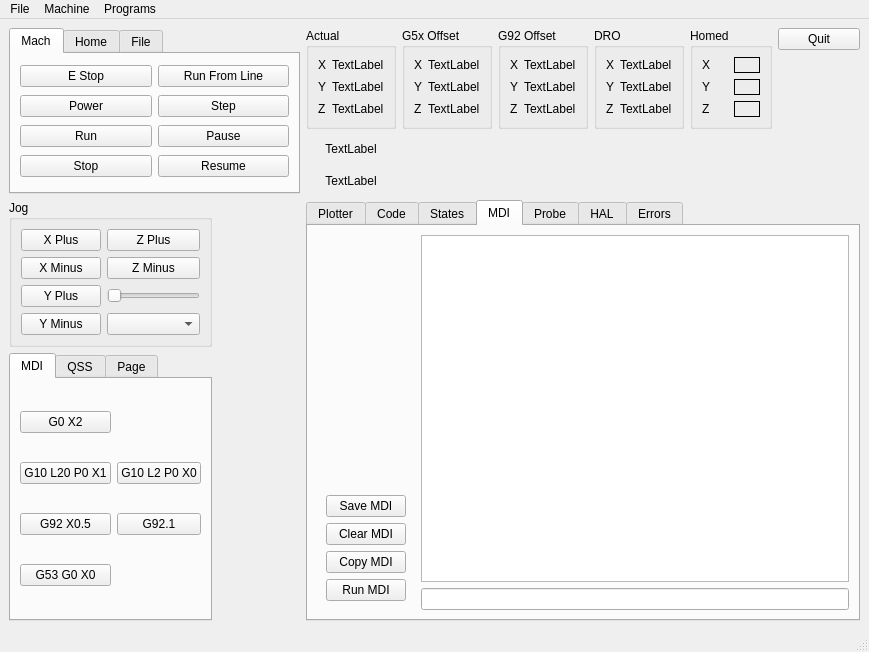
This is examples/testgui/test.ui in jethornton/flexgui as Qt 5 draws it before an edit. The edited form follows.
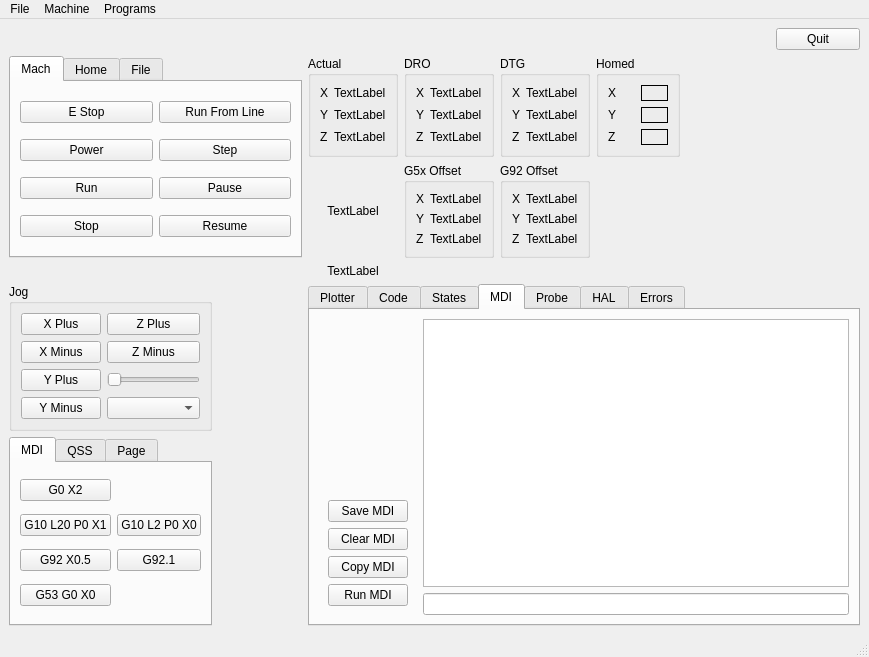
This is the edited form.

Commit message: update testgui example with dtg labels

Diff of the .ui file:
```diff
--- a/examples/testgui/test.ui
+++ b/examples/testgui/test.ui
@@ -986,57 +986,6 @@
       </widget>
      </widget>
     </item>
-    <item row="0" column="3" rowspan="2">
-     <widget class="QGroupBox" name="groupBox_2">
-      <property name="title">
-       <string>Actual</string>
-      </property>
-      <layout class="QGridLayout" name="gridLayout_3">
-       <item row="0" column="0">
-        <widget class="QLabel" name="label_4">
-         <property name="text">
-          <string>X</string>
-         </property>
-        </widget>
-       </item>
-       <item row="0" column="1">
-        <widget class="QLabel" name="actual_lb_x">
-         <property name="text">
-          <string>TextLabel</string>
-         </property>
-        </widget>
-       </item>
-       <item row="1" column="0">
-        <widget class="QLabel" name="label_5">
-         <property name="text">
-          <string>Y</string>
-         </property>
-        </widget>
-       </item>
-       <item row="1" column="1">
-        <widget class="QLabel" name="actual_lb_y">
-         <property name="text">
-          <string>TextLabel</string>
-         </property>
-        </widget>
-       </item>
-       <item row="2" column="0">
-        <widget class="QLabel" name="label_6">
-         <property name="text">
-          <string>Z</string>
-         </property>
-        </widget>
-       </item>
-       <item row="2" column="1">
-        <widget class="QLabel" name="actual_lb_z">
-         <property name="text">
-          <string>TextLabel</string>
-         </property>
-        </widget>
-       </item>
-      </layout>
-     </widget>
-    </item>
     <item row="2" column="3">
      <widget class="QLabel" name="file_lb">
       <property name="text">
@@ -1047,57 +996,6 @@
       </property>
      </widget>
     </item>
-    <item row="0" column="5" rowspan="2">
-     <widget class="QGroupBox" name="groupBox_4">
-      <property name="title">
-       <string>G92 Offset</string>
-      </property>
-      <layout class="QGridLayout" name="gridLayout_5">
-       <item row="0" column="0">
-        <widget class="QLabel" name="label_11">
-         <property name="text">
-          <string>X</string>
-         </property>
-        </widget>
-       </item>
-       <item row="0" column="1">
-        <widget class="QLabel" name="g92_lb_x">
-         <property name="text">
-          <string>TextLabel</string>
-         </property>
-        </widget>
-       </item>
-       <item row="1" column="0">
-        <widget class="QLabel" name="label_12">
-         <property name="text">
-          <string>Y</string>
-         </property>
-        </widget>
-       </item>
-       <item row="1" column="1">
-        <widget class="QLabel" name="g92_lb_y">
-         <property name="text">
-          <string>TextLabel</string>
-         </property>
-        </widget>
-       </item>
-       <item row="2" column="0">
-        <widget class="QLabel" name="label_10">
-         <property name="text">
-          <string>Z</string>
-         </property>
-        </widget>
-       </item>
-       <item row="2" column="1">
-        <widget class="QLabel" name="g92_lb_z">
-         <property name="text">
-          <string>TextLabel</string>
-         </property>
-        </widget>
-       </item>
-      </layout>
-     </widget>
-    </item>
     <item row="5" column="0" colspan="2">
      <widget class="QTabWidget" name="tabWidget_5">
       <property name="currentIndex">
@@ -1267,177 +1165,6 @@
       </widget>
      </widget>
     </item>
-    <item row="0" column="7" rowspan="2">
-     <widget class="QGroupBox" name="groupBox_8">
-      <property name="title">
-       <string>Homed</string>
-      </property>
-      <layout class="QGridLayout" name="gridLayout_22">
-       <item row="1" column="3">
-        <widget class="QLabel" name="home_lb_1">
-         <property name="frameShape">
-          <enum>QFrame::Box</enum>
-         </property>
-         <property name="text">
-          <string/>
-         </property>
-         <property name="alignment">
-          <set>Qt::AlignCenter</set>
-         </property>
-        </widget>
-       </item>
-       <item row="4" column="3">
-        <widget class="QLabel" name="home_lb_2">
-         <property name="frameShape">
-          <enum>QFrame::Box</enum>
-         </property>
-         <property name="text">
-          <string/>
-         </property>
-         <property name="alignment">
-          <set>Qt::AlignCenter</set>
-         </property>
-        </widget>
-       </item>
-       <item row="0" column="3">
-        <widget class="QLabel" name="home_lb_0">
-         <property name="frameShape">
-          <enum>QFrame::Box</enum>
-         </property>
-         <property name="text">
-          <string/>
-         </property>
-         <property name="alignment">
-          <set>Qt::AlignCenter</set>
-         </property>
-        </widget>
-       </item>
-       <item row="1" column="2">
-        <widget class="QLabel" name="label_29">
-         <property name="text">
-          <string>Y</string>
-         </property>
-        </widget>
-       </item>
-       <item row="0" column="2">
-        <widget class="QLabel" name="label_30">
-         <property name="text">
-          <string>X</string>
-         </property>
-        </widget>
-       </item>
-       <item row="4" column="2">
-        <widget class="QLabel" name="label_32">
-         <property name="text">
-          <string>Z</string>
-         </property>
-        </widget>
-       </item>
-      </layout>
-     </widget>
-    </item>
-    <item row="0" column="4" rowspan="2">
-     <widget class="QGroupBox" name="groupBox_3">
-      <property name="title">
-       <string>G5x Offset</string>
-      </property>
-      <layout class="QGridLayout" name="gridLayout_4">
-       <item row="0" column="0">
-        <widget class="QLabel" name="label_7">
-         <property name="text">
-          <string>X</string>
-         </property>
-        </widget>
-       </item>
-       <item row="0" column="1">
-        <widget class="QLabel" name="g5x_lb_x">
-         <property name="text">
-          <string>TextLabel</string>
-         </property>
-        </widget>
-       </item>
-       <item row="1" column="0">
-        <widget class="QLabel" name="label_8">
-         <property name="text">
-          <string>Y</string>
-         </property>
-        </widget>
-       </item>
-       <item row="1" column="1">
-        <widget class="QLabel" name="g5x_lb_y">
-         <property name="text">
-          <string>TextLabel</string>
-         </property>
-        </widget>
-       </item>
-       <item row="2" column="0">
-        <widget class="QLabel" name="label_9">
-         <property name="text">
-          <string>Z</string>
-         </property>
-        </widget>
-       </item>
-       <item row="2" column="1">
-        <widget class="QLabel" name="g5x_lb_z">
-         <property name="text">
-          <string>TextLabel</string>
-         </property>
-        </widget>
-       </item>
-      </layout>
-     </widget>
-    </item>
-    <item row="0" column="6" rowspan="2">
-     <widget class="QGroupBox" name="groupBox">
-      <property name="title">
-       <string>DRO</string>
-      </property>
-      <layout class="QGridLayout" name="gridLayout_2">
-       <item row="2" column="0">
-        <widget class="QLabel" name="label_3">
-         <property name="text">
-          <string>Z</string>
-         </property>
-        </widget>
-       </item>
-       <item row="1" column="0">
-        <widget class="QLabel" name="label_2">
-         <property name="text">
-          <string>Y</string>
-         </property>
-        </widget>
-       </item>
-       <item row="0" column="0">
-        <widget class="QLabel" name="label">
-         <property name="text">
-          <string>X</string>
-         </property>
-        </widget>
-       </item>
-       <item row="0" column="1">
-        <widget class="QLabel" name="dro_lb_x">
-         <property name="text">
-          <string>TextLabel</string>
-         </property>
-        </widget>
-       </item>
-       <item row="1" column="1">
-        <widget class="QLabel" name="dro_lb_y">
-         <property name="text">
-          <string>TextLabel</string>
-         </property>
-        </widget>
-       </item>
-       <item row="2" column="1">
-        <widget class="QLabel" name="dro_lb_z">
-         <property name="text">
-          <string>TextLabel</string>
-         </property>
-        </widget>
-       </item>
-      </layout>
-     </widget>
-    </item>
     <item row="4" column="0" colspan="2">
      <widget class="QGroupBox" name="groupBox_7">
       <property name="title">
@@ -1516,7 +1243,331 @@
       </property>
      </widget>
     </item>
-    <item row="0" column="0" rowspan="4" colspan="3">
+    <item row="2" column="4">
+     <widget class="QGroupBox" name="groupBox_3">
+      <property name="title">
+       <string>G5x Offset</string>
+      </property>
+      <layout class="QGridLayout" name="gridLayout_4">
+       <item row="0" column="0">
+        <widget class="QLabel" name="label_7">
+         <property name="text">
+          <string>X</string>
+         </property>
+        </widget>
+       </item>
+       <item row="0" column="1">
+        <widget class="QLabel" name="g5x_lb_x">
+         <property name="text">
+          <string>TextLabel</string>
+         </property>
+        </widget>
+       </item>
+       <item row="1" column="0">
+        <widget class="QLabel" name="label_8">
+         <property name="text">
+          <string>Y</string>
+         </property>
+        </widget>
+       </item>
+       <item row="1" column="1">
+        <widget class="QLabel" name="g5x_lb_y">
+         <property name="text">
+          <string>TextLabel</string>
+         </property>
+        </widget>
+       </item>
+       <item row="2" column="0">
+        <widget class="QLabel" name="label_9">
+         <property name="text">
+          <string>Z</string>
+         </property>
+        </widget>
+       </item>
+       <item row="2" column="1">
+        <widget class="QLabel" name="g5x_lb_z">
+         <property name="text">
+          <string>TextLabel</string>
+         </property>
+        </widget>
+       </item>
+      </layout>
+     </widget>
+    </item>
+    <item row="2" column="5">
+     <widget class="QGroupBox" name="groupBox_4">
+      <property name="title">
+       <string>G92 Offset</string>
+      </property>
+      <layout class="QGridLayout" name="gridLayout_5">
+       <item row="0" column="0">
+        <widget class="QLabel" name="label_11">
+         <property name="text">
+          <string>X</string>
+         </property>
+        </widget>
+       </item>
+       <item row="0" column="1">
+        <widget class="QLabel" name="g92_lb_x">
+         <property name="text">
+          <string>TextLabel</string>
+         </property>
+        </widget>
+       </item>
+       <item row="1" column="0">
+        <widget class="QLabel" name="label_12">
+         <property name="text">
+          <string>Y</string>
+         </property>
+        </widget>
+       </item>
+       <item row="1" column="1">
+        <widget class="QLabel" name="g92_lb_y">
+         <property name="text">
+          <string>TextLabel</string>
+         </property>
+        </widget>
+       </item>
+       <item row="2" column="0">
+        <widget class="QLabel" name="label_10">
+         <property name="text">
+          <string>Z</string>
+         </property>
+        </widget>
+       </item>
+       <item row="2" column="1">
+        <widget class="QLabel" name="g92_lb_z">
+         <property name="text">
+          <string>TextLabel</string>
+         </property>
+        </widget>
+       </item>
+      </layout>
+     </widget>
+    </item>
+    <item row="1" column="5">
+     <widget class="QGroupBox" name="groupBox_9">
+      <property name="title">
+       <string>DTG</string>
+      </property>
+      <layout class="QGridLayout" name="gridLayout_23">
+       <item row="0" column="0">
+        <widget class="QLabel" name="label_31">
+         <property name="text">
+          <string>X</string>
+         </property>
+        </widget>
+       </item>
+       <item row="0" column="1">
+        <widget class="QLabel" name="dtg_lb_x">
+         <property name="text">
+          <string>TextLabel</string>
+         </property>
+        </widget>
+       </item>
+       <item row="1" column="0">
+        <widget class="QLabel" name="label_33">
+         <property name="text">
+          <string>Y</string>
+         </property>
+        </widget>
+       </item>
+       <item row="1" column="1">
+        <widget class="QLabel" name="dtg_lb_y">
+         <property name="text">
+          <string>TextLabel</string>
+         </property>
+        </widget>
+       </item>
+       <item row="2" column="0">
+        <widget class="QLabel" name="label_34">
+         <property name="text">
+          <string>Z</string>
+         </property>
+        </widget>
+       </item>
+       <item row="2" column="1">
+        <widget class="QLabel" name="dtg_lb_z">
+         <property name="text">
+          <string>TextLabel</string>
+         </property>
+        </widget>
+       </item>
+      </layout>
+     </widget>
+    </item>
+    <item row="1" column="4">
+     <widget class="QGroupBox" name="groupBox">
+      <property name="title">
+       <string>DRO</string>
+      </property>
+      <layout class="QGridLayout" name="gridLayout_2">
+       <item row="2" column="0">
+        <widget class="QLabel" name="label_3">
+         <property name="text">
+          <string>Z</string>
+         </property>
+        </widget>
+       </item>
+       <item row="1" column="0">
+        <widget class="QLabel" name="label_2">
+         <property name="text">
+          <string>Y</string>
+         </property>
+        </widget>
+       </item>
+       <item row="0" column="0">
+        <widget class="QLabel" name="label">
+         <property name="text">
+          <string>X</string>
+         </property>
+        </widget>
+       </item>
+       <item row="0" column="1">
+        <widget class="QLabel" name="dro_lb_x">
+         <property name="text">
+          <string>TextLabel</string>
+         </property>
+        </widget>
+       </item>
+       <item row="1" column="1">
+        <widget class="QLabel" name="dro_lb_y">
+         <property name="text">
+          <string>TextLabel</string>
+         </property>
+        </widget>
+       </item>
+       <item row="2" column="1">
+        <widget class="QLabel" name="dro_lb_z">
+         <property name="text">
+          <string>TextLabel</string>
+         </property>
+        </widget>
+       </item>
+      </layout>
+     </widget>
+    </item>
+    <item row="1" column="3">
+     <widget class="QGroupBox" name="groupBox_2">
+      <property name="title">
+       <string>Actual</string>
+      </property>
+      <layout class="QGridLayout" name="gridLayout_3">
+       <item row="0" column="0">
+        <widget class="QLabel" name="label_4">
+         <property name="text">
+          <string>X</string>
+         </property>
+        </widget>
+       </item>
+       <item row="0" column="1">
+        <widget class="QLabel" name="actual_lb_x">
+         <property name="text">
+          <string>TextLabel</string>
+         </property>
+        </widget>
+       </item>
+       <item row="1" column="0">
+        <widget class="QLabel" name="label_5">
+         <property name="text">
+          <string>Y</string>
+         </property>
+        </widget>
+       </item>
+       <item row="1" column="1">
+        <widget class="QLabel" name="actual_lb_y">
+         <property name="text">
+          <string>TextLabel</string>
+         </property>
+        </widget>
+       </item>
+       <item row="2" column="0">
+        <widget class="QLabel" name="label_6">
+         <property name="text">
+          <string>Z</string>
+         </property>
+        </widget>
+       </item>
+       <item row="2" column="1">
+        <widget class="QLabel" name="actual_lb_z">
+         <property name="text">
+          <string>TextLabel</string>
+         </property>
+        </widget>
+       </item>
+      </layout>
+     </widget>
+    </item>
+    <item row="1" column="6">
+     <widget class="QGroupBox" name="groupBox_8">
+      <property name="title">
+       <string>Homed</string>
+      </property>
+      <layout class="QGridLayout" name="gridLayout_22">
+       <item row="1" column="3">
+        <widget class="QLabel" name="home_lb_1">
+         <property name="frameShape">
+          <enum>QFrame::Box</enum>
+         </property>
+         <property name="text">
+          <string/>
+         </property>
+         <property name="alignment">
+          <set>Qt::AlignCenter</set>
+         </property>
+        </widget>
+       </item>
+       <item row="4" column="3">
+        <widget class="QLabel" name="home_lb_2">
+         <property name="frameShape">
+          <enum>QFrame::Box</enum>
+         </property>
+         <property name="text">
+          <string/>
+         </property>
+         <property name="alignment">
+          <set>Qt::AlignCenter</set>
+         </property>
+        </widget>
+       </item>
+       <item row="0" column="3">
+        <widget class="QLabel" name="home_lb_0">
+         <property name="frameShape">
+          <enum>QFrame::Box</enum>
+         </property>
+         <property name="text">
+          <string/>
+         </property>
+         <property name="alignment">
+          <set>Qt::AlignCenter</set>
+         </property>
+        </widget>
+       </item>
+       <item row="1" column="2">
+        <widget class="QLabel" name="label_29">
+         <property name="text">
+          <string>Y</string>
+         </property>
+        </widget>
+       </item>
+       <item row="0" column="2">
+        <widget class="QLabel" name="label_30">
+         <property name="text">
+          <string>X</string>
+         </property>
+        </widget>
+       </item>
+       <item row="4" column="2">
+        <widget class="QLabel" name="label_32">
+         <property name="text">
+          <string>Z</string>
+         </property>
+        </widget>
+       </item>
+      </layout>
+     </widget>
+    </item>
+    <item row="1" column="0" rowspan="2" colspan="3">
      <widget class="QTabWidget" name="tabWidget">
       <property name="currentIndex">
        <number>0</number>
```
The commit also changes 1 other file.
